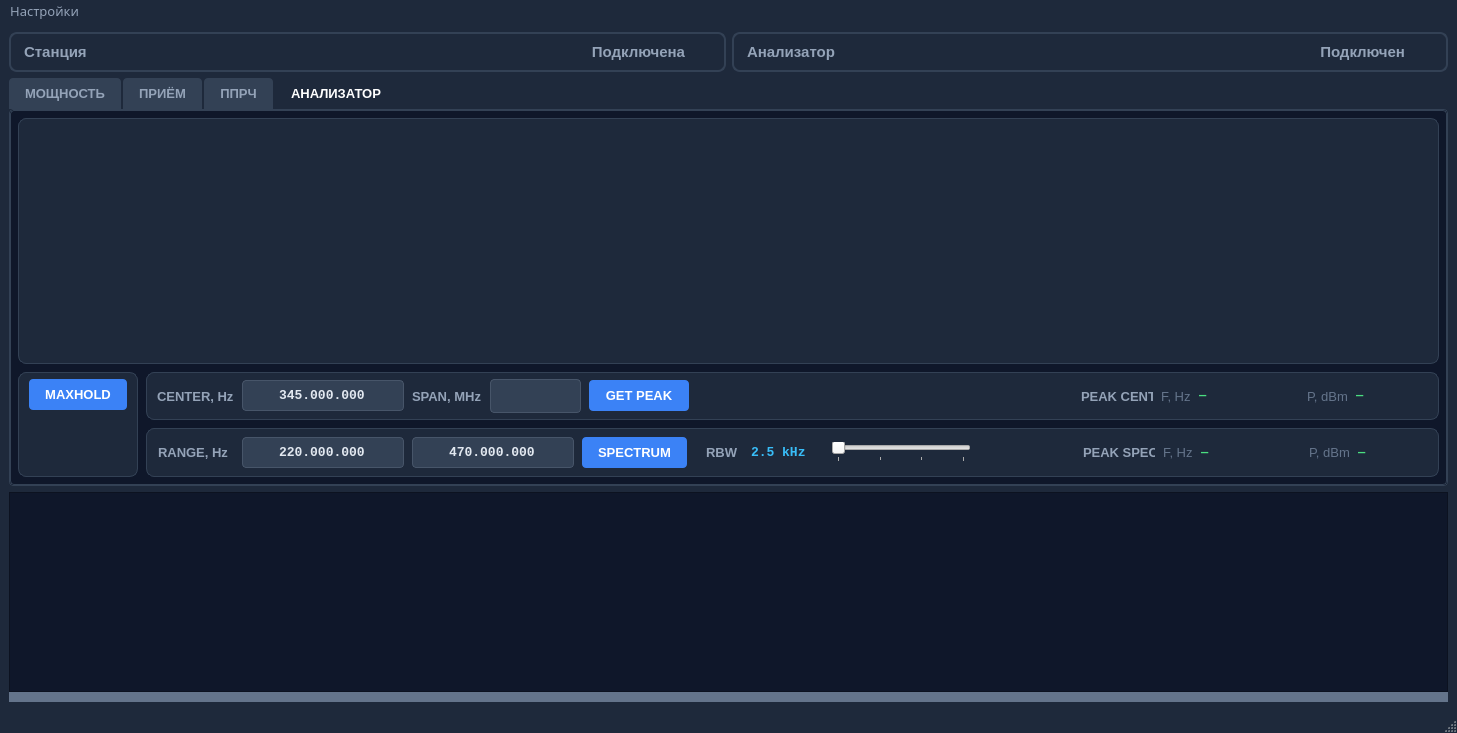
Above: mainwindow.ui from vitalisimys/Check_station before the change. Below: the same form after it.
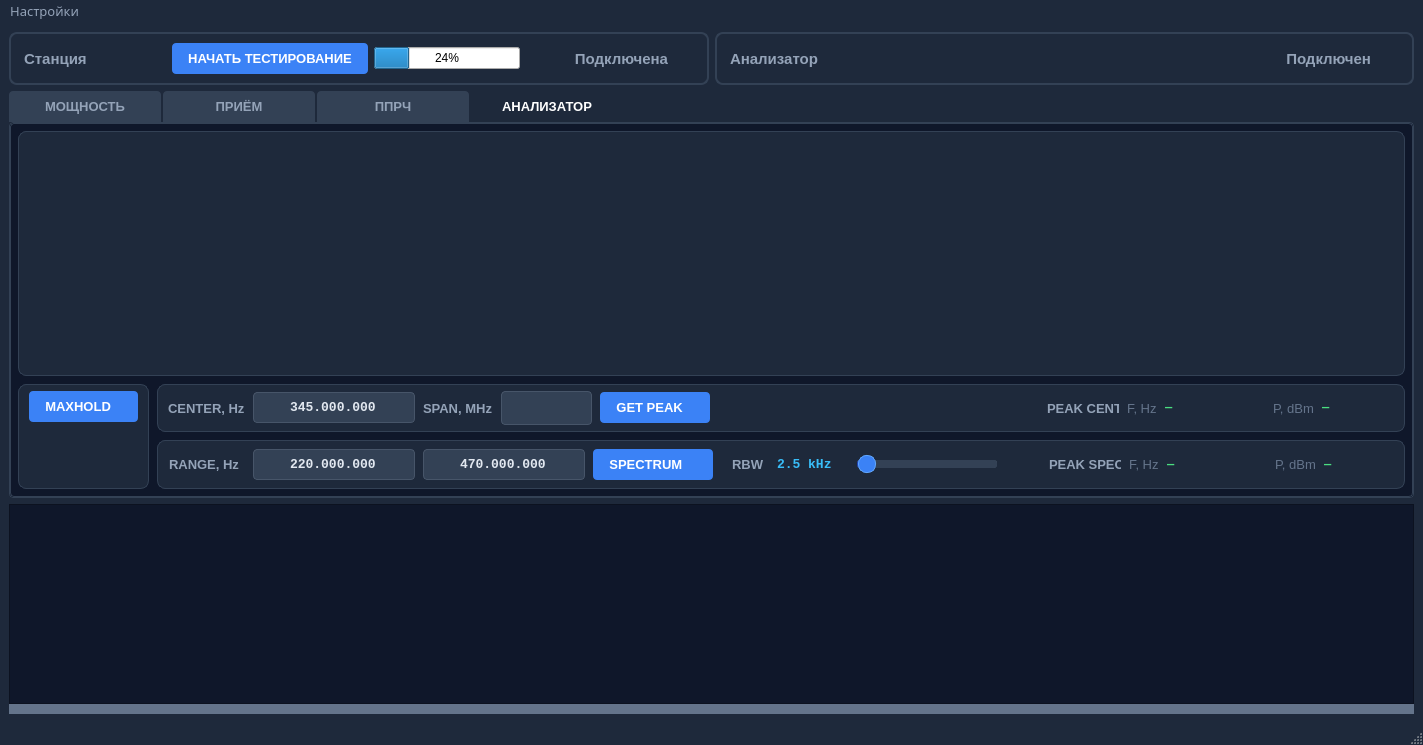
That is the form after the change. The open tabs and pages were chosen to show the change. Icons and pictures are not drawn. Custom widgets are drawn as their Qt base class.

Patch:
```diff
--- a/mainwindow.ui
+++ b/mainwindow.ui
@@ -9,8 +9,8 @@
    <rect>
     <x>0</x>
     <y>0</y>
-    <width>1457</width>
-    <height>733</height>
+    <width>1423</width>
+    <height>745</height>
    </rect>
   </property>
   <property name="windowTitle">
@@ -110,6 +110,80 @@
            </property>
           </widget>
          </item>
+         <item>
+          <widget class="QPushButton" name="pushButtonStartTesting">
+           <property name="sizePolicy">
+            <sizepolicy hsizetype="Fixed" vsizetype="Fixed">
+             <horstretch>0</horstretch>
+             <verstretch>0</verstretch>
+            </sizepolicy>
+           </property>
+           <property name="minimumSize">
+            <size>
+             <width>0</width>
+             <height>0</height>
+            </size>
+           </property>
+           <property name="font">
+            <font>
+             <pointsize>10</pointsize>
+             <bold>true</bold>
+            </font>
+           </property>
+           <property name="layoutDirection">
+            <enum>Qt::RightToLeft</enum>
+           </property>
+           <property name="styleSheet">
+            <string notr="true">QPushButton {
+    background-color: #3b82f6;
+    color: white;
+    border: none;
+    padding: 8px 16px;
+    border-radius: 4px;
+    font-weight: bold;
+}
+QPushButton:hover { background-color: #2563eb; }
+QPushButton:pressed { background-color: #1d4ed8; }
+QPushButton:checked {
+    background-color: #15803d;
+    color: white;
+    border: 2px solid #4ade80;
+    padding: 6px 14px;
+}
+QPushButton:checked:hover { background-color: #166534; border-color: #86efac; }
+QPushButton:checked:pressed { background-color: #14532d; }
+QPushButton:disabled { background-color: #475569; color: #94a3b8; border: none; padding: 8px 16px; }</string>
+           </property>
+           <property name="text">
+            <string>НАЧАТЬ ТЕСТИРОВАНИЕ</string>
+           </property>
+           <property name="iconSize">
+            <size>
+             <width>20</width>
+             <height>20</height>
+            </size>
+           </property>
+           <property name="checkable">
+            <bool>true</bool>
+           </property>
+          </widget>
+         </item>
+         <item>
+          <widget class="QProgressBar" name="progressBar">
+           <property name="sizePolicy">
+            <sizepolicy hsizetype="Preferred" vsizetype="Fixed">
+             <horstretch>0</horstretch>
+             <verstretch>0</verstretch>
+            </sizepolicy>
+           </property>
+           <property name="styleSheet">
+            <string notr="true"/>
+           </property>
+           <property name="value">
+            <number>24</number>
+           </property>
+          </widget>
+         </item>
          <item>
           <widget class="QLabel" name="labelStateStation">
            <property name="font">
@@ -270,6 +344,7 @@
 }
 
 QTabBar::tab {
+min-width: 120px;
 background-color: #334155;
 color: #94a3b8;
 padding: 8px 16px;
@@ -294,7 +369,7 @@
 
 #tabPower, #tabFHSS, #tabHands, #tabRecieve {
     background-color: #0f172a;
-    border: 1px solid transparent; /* или solid #334155, если нужна рамка */
+    border: 1px solid #334155 transparent; /* или solid #334155, если нужна рамка */
 }</string>
       </property>
       <property name="currentIndex">
@@ -483,6 +558,9 @@
                  <bold>true</bold>
                 </font>
                </property>
+               <property name="layoutDirection">
+                <enum>Qt::RightToLeft</enum>
+               </property>
                <property name="styleSheet">
                 <string notr="true">QPushButton {
     background-color: #3b82f6;
@@ -505,7 +583,7 @@
 QPushButton:disabled { background-color: #475569; color: #94a3b8; border: none; padding: 8px 16px; }</string>
                </property>
                <property name="text">
-                <string>MAXHOLD</string>
+                <string>MAXHOLD   </string>
                </property>
                <property name="icon">
                 <iconset resource="res.qrc">
@@ -774,6 +852,9 @@
                    <bold>true</bold>
                   </font>
                  </property>
+                 <property name="layoutDirection">
+                  <enum>Qt::RightToLeft</enum>
+                 </property>
                  <property name="styleSheet">
                   <string notr="true">QPushButton {
     background-color: #3b82f6;
@@ -788,7 +869,7 @@
 QPushButton:disabled { background-color: #475569; color: #94a3b8; }</string>
                  </property>
                  <property name="text">
-                  <string>GET PEAK</string>
+                  <string>GET PEAK   </string>
                  </property>
                  <property name="icon">
                   <iconset resource="res.qrc">
@@ -1081,6 +1162,9 @@
                    <bold>true</bold>
                   </font>
                  </property>
+                 <property name="layoutDirection">
+                  <enum>Qt::RightToLeft</enum>
+                 </property>
                  <property name="styleSheet">
                   <string notr="true">QPushButton {
     background-color: #3b82f6;
@@ -1095,7 +1179,7 @@
 QPushButton:disabled { background-color: #475569; color: #94a3b8; }</string>
                  </property>
                  <property name="text">
-                  <string>SPECTRUM</string>
+                  <string>SPECTRUM    </string>
                  </property>
                  <property name="icon">
                   <iconset resource="res.qrc">
@@ -1162,7 +1246,7 @@
                <item>
                 <widget class="QSlider" name="horizontalSliderBW">
                  <property name="sizePolicy">
-                  <sizepolicy hsizetype="Minimum" vsizetype="Fixed">
+                  <sizepolicy hsizetype="Expanding" vsizetype="Fixed">
                    <horstretch>0</horstretch>
                    <verstretch>0</verstretch>
                   </sizepolicy>
@@ -1170,9 +1254,43 @@
                  <property name="minimumSize">
                   <size>
                    <width>140</width>
-                   <height>0</height>
+                   <height>28</height>
                   </size>
                  </property>
+                 <property name="styleSheet">
+                  <string notr="true">#horizontalSliderBW {
+    min-height: 28px;
+}
+#horizontalSliderBW::groove:horizontal {
+    height: 6px;
+    background: #334155;
+    border-radius: 3px;
+    border: 1px solid #475569;
+}
+#horizontalSliderBW::sub-page:horizontal {
+    background: #1e40af;
+    border-radius: 3px;
+}
+#horizontalSliderBW::add-page:horizontal {
+    background: #334155;
+    border-radius: 3px;
+}
+#horizontalSliderBW::handle:horizontal {
+    background: #3b82f6;
+    width: 16px;
+    height: 16px;
+    margin: -6px 0;
+    border-radius: 8px;
+    border: 1px solid #60a5fa;
+}
+#horizontalSliderBW::handle:horizontal:hover {
+    background: #60a5fa;
+    border-color: #93c5fd;
+}
+#horizontalSliderBW::handle:horizontal:pressed {
+    background: #2563eb;
+}</string>
+                 </property>
                  <property name="minimum">
                   <number>0</number>
                  </property>
@@ -1465,7 +1583,7 @@
     <rect>
      <x>0</x>
      <y>0</y>
-     <width>1457</width>
+     <width>1423</width>
      <height>21</height>
     </rect>
    </property>
```
Left out of the diff: 5 changed lines with no effect on the pictures.
